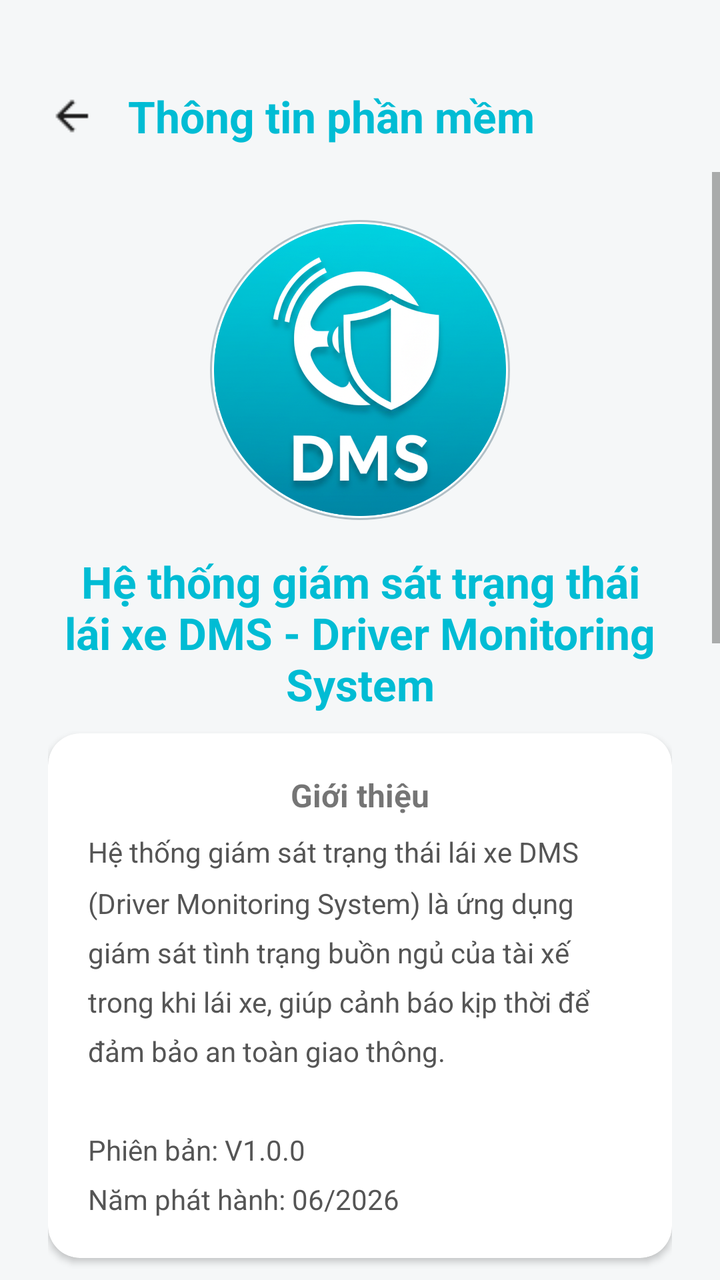
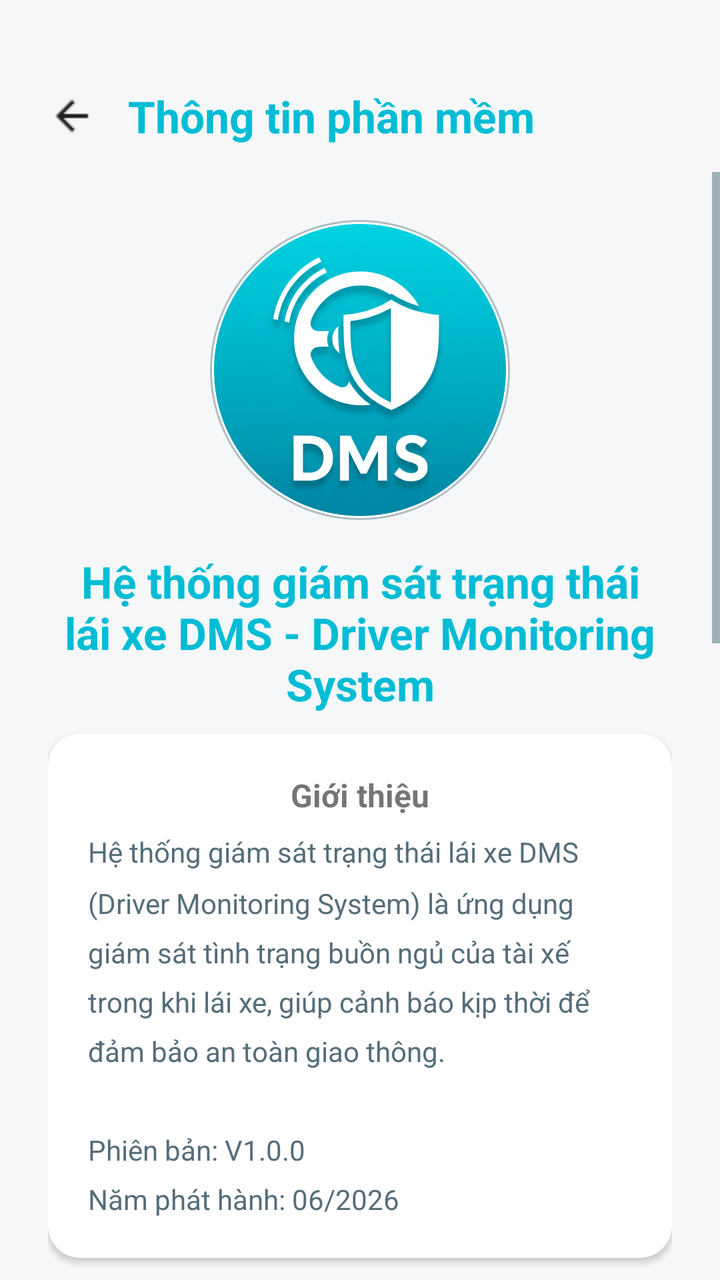

Before-and-after screenshots of an Android layout around one commit, followed by the original layout XML and the change that was made.
<!-- AndroidManifest.xml: application theme Theme.DmsApplication -->
<!-- res/layout/fragment_app_info.xml -->
<?xml version="1.0" encoding="utf-8"?>
<androidx.constraintlayout.widget.ConstraintLayout
    xmlns:android="http://schemas.android.com/apk/res/android"
    xmlns:app="http://schemas.android.com/apk/res-auto"
    android:layout_width="match_parent"
    android:layout_height="match_parent"
    android:background="#F5F7F8">

    <LinearLayout
        android:id="@+id/header"
        android:layout_width="match_parent"
        android:layout_height="56dp"
        android:gravity="center_vertical"
        android:orientation="horizontal"
        android:paddingHorizontal="16dp"
        android:layout_marginTop="30dp"

        app:layout_constraintTop_toTopOf="parent">

        <ImageView
            android:id="@+id/btnBack"
            android:layout_width="40dp"
            android:layout_height="40dp"
            android:padding="8dp"
            android:src="@drawable/ic_back"/>

        <TextView
            android:layout_width="wrap_content"
            android:layout_height="wrap_content"
            android:layout_marginStart="8dp"
            android:text="Thông tin phần mềm"
            android:textColor="#00BCD4"
            android:textSize="22sp"
            android:textStyle="bold" />
    </LinearLayout>

    <ScrollView
        android:layout_width="match_parent"
        android:layout_height="0dp"
        app:layout_constraintTop_toBottomOf="@id/header"
        app:layout_constraintBottom_toBottomOf="parent">

        <LinearLayout
            android:layout_width="match_parent"
            android:layout_height="wrap_content"
            android:orientation="vertical"
            android:padding="24dp">

            <ImageView
                android:layout_width="150dp"
                android:layout_height="150dp"
                android:layout_gravity="center"
                android:layout_marginBottom="16dp"
                android:src="@drawable/iconapp3"
                android:background="@drawable/bg_circle_border"
                android:scaleType="centerCrop"
                android:padding="2dp"/>

            <TextView
                android:layout_width="wrap_content"
                android:layout_height="wrap_content"
                android:layout_gravity="center"
                android:text="Hệ thống giám sát trạng thái lái xe DMS - Driver Monitoring System"
                android:textAlignment="center"
                android:textColor="#00BCD4"
                android:textSize="22sp"
                android:textStyle="bold"
                android:layout_marginBottom="10dp" />

            
            <androidx.cardview.widget.CardView
                android:layout_width="match_parent"
                android:layout_height="wrap_content"
                app:cardCornerRadius="16dp"
                app:cardElevation="2dp"
                android:layout_marginBottom="16dp">

                <LinearLayout
                    android:layout_width="match_parent"
                    android:layout_height="wrap_content"
                    android:orientation="vertical"
                    android:padding="20dp">

                    <TextView
                        android:layout_width="wrap_content"
                        android:layout_height="wrap_content"
                        android:text="Giới thiệu"
                        android:layout_gravity="center"
                        android:textStyle="bold"
                        android:textSize="16sp"
                        android:layout_marginBottom="8dp" />

                    <TextView
                        android:layout_width="wrap_content"
                        android:layout_height="wrap_content"
                        android:text="Hệ thống giám sát trạng thái lái xe DMS (Driver Monitoring System) là ứng dụng giám sát tình trạng buồn ngủ của tài xế trong khi lái xe, giúp cảnh báo kịp thời để đảm bảo an toàn giao thông.
                        \n
                        \nPhiên bản: V1.0.0
                        \nNăm phát hành: 06/2026"
                        android:textColor="#555555"
                        android:lineSpacingMultiplier="1.5" />
                </LinearLayout>
            </androidx.cardview.widget.CardView>

            <androidx.cardview.widget.CardView
                android:layout_width="match_parent"
                android:layout_height="wrap_content"
                app:cardCornerRadius="16dp"
                app:cardElevation="2dp"
                android:layout_marginBottom="16dp">

                <LinearLayout
                    android:layout_width="match_parent"
                    android:layout_height="wrap_content"
                    android:orientation="vertical"
                    android:padding="20dp">

                    <TextView
                        android:layout_width="wrap_content"
                        android:layout_height="wrap_content"
                        android:text="Tính năng chính"
                        android:layout_gravity="center"
                        android:textStyle="bold"
                        android:textSize="16sp"
                        android:layout_marginBottom="8dp" />

                    <TextView
                        android:layout_width="wrap_content"
                        android:layout_height="wrap_content"
                        android:text="- Phát hiện mất tập trung khi đang lái xe
                        \n- Cảnh báo âm thanh khi phát hiện nguy hiểm
                        \n- Theo dõi tốc độ qua GPS
                        \n- Xem lịch sử mất tập trung
                        \n- Gửi cảnh báo kèm định vị qua email người thân
                        \n- Giao diện đơn giản, dễ sử dụng"
                        android:textColor="#555555"
                        android:lineSpacingMultiplier="1.8" />
                </LinearLayout>
            </androidx.cardview.widget.CardView>

            <androidx.cardview.widget.CardView
                android:layout_width="match_parent"
                android:layout_height="wrap_content"
                app:cardCornerRadius="16dp"
                app:cardElevation="2dp">

                <LinearLayout
                    android:layout_width="match_parent"
                    android:layout_height="wrap_content"
                    android:orientation="vertical"
                    android:padding="20dp">

                    <TextView
                        android:layout_width="wrap_content"
                        android:layout_height="wrap_content"
                        android:text="Nhà phát triển"
                        android:layout_gravity="center"
                        android:textStyle="bold"
                        android:textSize="16sp"
                        android:layout_marginBottom="8dp" />

                    <LinearLayout
                        android:layout_width="match_parent"
                        android:layout_height="wrap_content"
                        android:orientation="horizontal"
                        android:gravity="center"
                        android:padding="20dp">

                        <ImageView
                            android:layout_width="0dp"
                            android:layout_height="wrap_content"
                            android:layout_weight="1"
                            android:adjustViewBounds="true"
                            android:src="@drawable/dat"
                            android:background="@drawable/bg_circle_border"
                            android:scaleType="centerCrop"
                            android:padding="2dp"/>

                        <ImageView
                            android:layout_width="0dp"
                            android:layout_height="wrap_content"
                            android:layout_weight="1"
                            android:adjustViewBounds="true"
                            android:layout_marginLeft="20dp"
                            android:src="@drawable/qr"
                            android:scaleType="centerCrop"
                            android:padding="2dp"/>
                    </LinearLayout>


                    <TextView
                        android:layout_width="wrap_content"
                        android:layout_height="wrap_content"
                        android:text="Sinh viên: Vũ Đình Đạt (DatDev)
                        \nMã sinh viên: DTC225180062
                        \nLớp: KTPM K21A (Khóa 21: 2022 - 2027)
                        \nTrường ĐH Công Nghệ Thông Tin Và Truyền Thông
                        \nĐại Học Thái Nguyên
                        \nEmail: vudinhdat02@gmail.com
                        \nSĐT: 0332465590"
                        android:textColor="#555555"
                        android:lineSpacingMultiplier="1.5" />
                </LinearLayout>
            </androidx.cardview.widget.CardView>

        </LinearLayout>
    </ScrollView>

</androidx.constraintlayout.widget.ConstraintLayout>
<!-- resources referenced by this layout -->
<resources>
  <!-- drawable bg_circle_border (drawable) -->
  <?xml version="1.0" encoding="utf-8"?>
  <shape xmlns:android="http://schemas.android.com/apk/res/android"
      android:shape="oval">
      <solid android:color="#FFFFFF" />
      <stroke
          android:width="1dp"
          android:color="#B0BEC5" />
  </shape>
  <!-- drawable dat: png bitmap (drawable, 511264 bytes) -->
  <!-- drawable ic_back: png bitmap (drawable, 313 bytes) -->
  <!-- drawable iconapp3: png bitmap (drawable, 644123 bytes) -->
  <!-- drawable qr: png bitmap (drawable, 49195 bytes) -->
  <style name="Theme.DmsApplication" parent="Theme.MaterialComponents.DayNight.NoActionBar" />
</resources>

<!-- the commit's change to res/layout/fragment_app_info.xml (unified diff, before → after) -->
@@ -4,7 +4,7 @@
     xmlns:app="http://schemas.android.com/apk/res-auto"
     android:layout_width="match_parent"
     android:layout_height="match_parent"
-    android:background="#F5F7F8">
+    android:background="@color/screen_background">
 
     <LinearLayout
         android:id="@+id/header"
@@ -29,7 +29,7 @@
             android:layout_height="wrap_content"
             android:layout_marginStart="8dp"
             android:text="Thông tin phần mềm"
-            android:textColor="#00BCD4"
+            android:textColor="@color/brand_primary"
             android:textSize="22sp"
             android:textStyle="bold" />
     </LinearLayout>
@@ -62,7 +62,7 @@
                 android:layout_gravity="center"
                 android:text="Hệ thống giám sát trạng thái lái xe DMS - Driver Monitoring System"
                 android:textAlignment="center"
-                android:textColor="#00BCD4"
+                android:textColor="@color/brand_primary"
                 android:textSize="22sp"
                 android:textStyle="bold"
                 android:layout_marginBottom="10dp" />
@@ -97,7 +97,7 @@
                         \n
                         \nPhiên bản: V1.0.0
                         \nNăm phát hành: 06/2026"
-                        android:textColor="#555555"
+                        android:textColor="@color/text_secondary"
                         android:lineSpacingMultiplier="1.5" />
                 </LinearLayout>
             </androidx.cardview.widget.CardView>
@@ -133,7 +133,7 @@
                         \n- Xem lịch sử mất tập trung
                         \n- Gửi cảnh báo kèm định vị qua email người thân
                         \n- Giao diện đơn giản, dễ sử dụng"
-                        android:textColor="#555555"
+                        android:textColor="@color/text_secondary"
                         android:lineSpacingMultiplier="1.8" />
                 </LinearLayout>
             </androidx.cardview.widget.CardView>
@@ -198,7 +198,7 @@
                         \nĐại Học Thái Nguyên
                         \nEmail: vudinhdat02@gmail.com
                         \nSĐT: 0332465590"
-                        android:textColor="#555555"
+                        android:textColor="@color/text_secondary"
                         android:lineSpacingMultiplier="1.5" />
                 </LinearLayout>
             </androidx.cardview.widget.CardView>
<!-- resource entries referenced after the edit -->
@@ -1,18 +1,47 @@
 <!-- resources referenced by this layout -->
 <resources>
+  <color name="brand_primary">#00BCD5</color>
+  <color name="screen_background">#F5F7F8</color>
+  <color name="text_secondary">#546E7A</color>
   <!-- drawable bg_circle_border (drawable) -->
   <?xml version="1.0" encoding="utf-8"?>
   <shape xmlns:android="http://schemas.android.com/apk/res/android"
       android:shape="oval">
-      <solid android:color="#FFFFFF" />
+      <solid android:color="@color/surface" />
       <stroke
           android:width="1dp"
-          android:color="#B0BEC5" />
+          android:color="@color/input_stroke" />
   </shape>
   <!-- drawable dat: png bitmap (drawable, 511264 bytes) -->
   <!-- drawable ic_back: png bitmap (drawable, 313 bytes) -->
   <!-- drawable iconapp3: png bitmap (drawable, 644123 bytes) -->
   <!-- drawable qr: png bitmap (drawable, 49195 bytes) -->
-  <style name="Theme.DmsApplication" parent="Theme.MaterialComponents.DayNight.NoActionBar" />
+  <style name="Theme.DmsApplication" parent="Theme.DmsApplication.Base">
+          <item name="android:windowLightStatusBar">true</item>
+      </style>
+  <color name="surface">#FFFFFF</color>
+  <color name="input_stroke">#B0BEC5</color>
+  <style name="Theme.DmsApplication.Base" parent="Theme.MaterialComponents.DayNight.NoActionBar">
+          <item name="colorPrimary">@color/brand_primary</item>
+          <item name="colorPrimaryVariant">@color/brand_primary_variant</item>
+          <item name="colorOnPrimary">@color/on_primary</item>
+          <item name="colorSecondary">@color/brand_primary</item>
+          <item name="colorSurface">@color/surface</item>
+          <item name="colorOnSurface">@color/text_primary</item>
+          <item name="colorControlNormal">@color/icon_secondary</item>
+          <item name="android:colorAccent">@color/brand_primary</item>
+          <item name="android:windowBackground">@color/screen_background</item>
+          <item name="android:textColorPrimary">@color/text_primary</item>
+          <item name="android:textColorSecondary">@color/text_secondary</item>
+          <item name="android:editTextColor">@color/text_primary</item>
+          <item name="android:textColorHint">@color/text_muted</item>
+          <item name="android:navigationBarColor">@color/surface</item>
+          <item name="android:statusBarColor">@color/screen_background</item>
+      </style>
+  <color name="brand_primary_variant">#0097A7</color>
+  <color name="on_primary">#FFFFFF</color>
+  <color name="text_primary">#212121</color>
+  <color name="icon_secondary">#546E7A</color>
+  <color name="text_muted">#757575</color>
 </resources>
 
